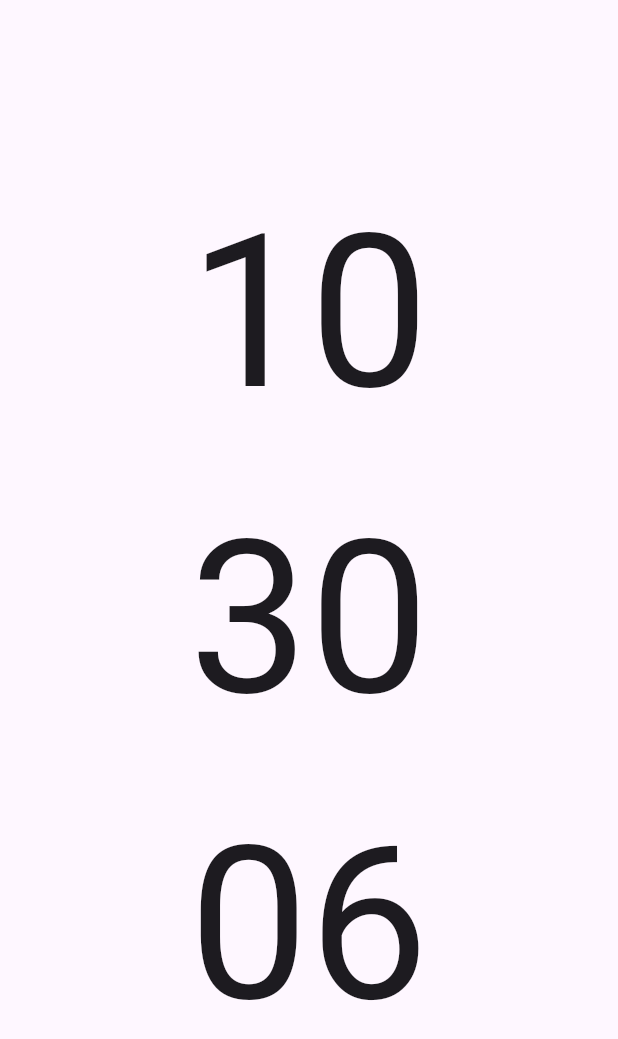
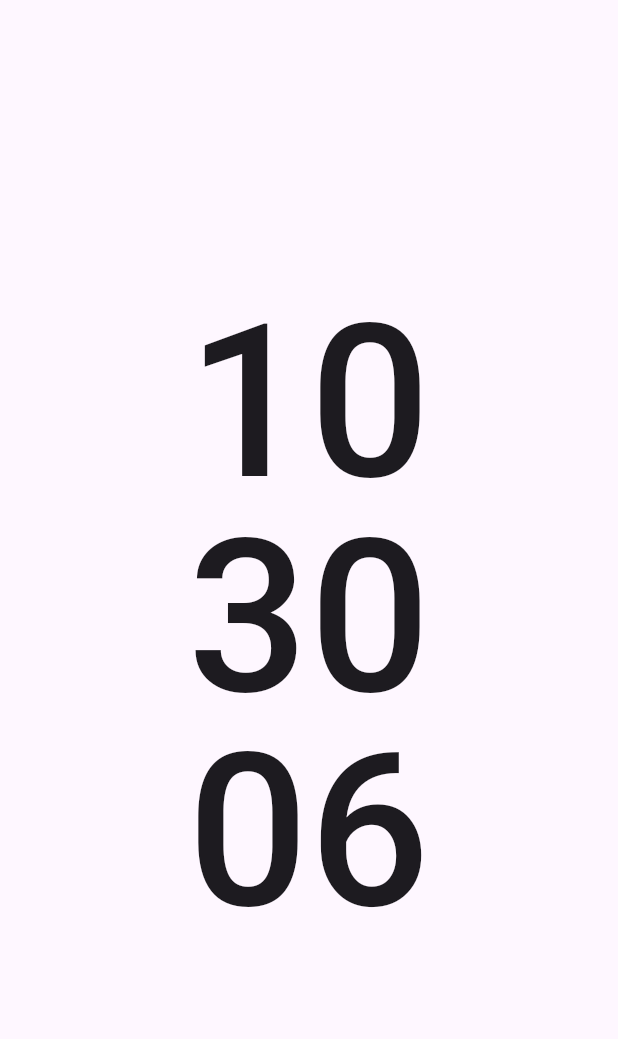
Before and after one commit to anoochit/simply_flipclock, a Flutter app: the screen it shows after launch, on a phone screen of 412 x 824 dp. Shown: the top 1039 px of the screen. Run offline on Flutter 3.47's test engine with Material 3 defaults, Android fonts, the phone set to English and light mode, and no system bars; drawn by our look-alikes of animated_flip_counter; our stand-ins replace get, wakelock_plus; missing offline and left inert: fullscreen_window.

Commit message:
update simple theme

```diff
--- a/lib/app/data/models/clock_theme.dart
+++ b/lib/app/data/models/clock_theme.dart
@@ -1,10 +1,23 @@
 // ignore_for_file: public_member_api_docs, sort_constructors_first
 import 'package:flutter/material.dart';
 
-class ClockTheme {
+abstract class ClockTheme {
   // TODO : add more theme details
   TextStyle textStyle = const TextStyle();
+
   ClockTheme(BuildContext context) {
     textStyle = Theme.of(context).textTheme.displayLarge!;
   }
+
+  TextStyle sizeM() {
+    return TextStyle(fontSize: textStyle.fontSize);
+  }
+
+  TextStyle sizeL() {
+    return TextStyle(fontSize: textStyle.fontSize! * 2);
+  }
+
+  TextStyle sizeXL() {
+    return TextStyle(fontSize: textStyle.fontSize! * 2.5);
+  }
 }
--- a/lib/app/themes/simple.dart
+++ b/lib/app/themes/simple.dart
@@ -5,17 +5,30 @@ import '../data/models/clock_theme.dart';
 class SimpleTheme extends ClockTheme {
   SimpleTheme(super.context);
 
-  // TODO : add more theme details
-
-  sizeM() {
-    return TextStyle(fontSize: textStyle.fontSize);
+  @override
+  TextStyle sizeM() {
+    return TextStyle(
+      fontSize: textStyle.fontSize,
+      fontWeight: FontWeight.w500,
+      height: 1.15,
+    );
   }
 
-  sizeL() {
-    return TextStyle(fontSize: textStyle.fontSize! * 2);
+  @override
+  TextStyle sizeL() {
+    return TextStyle(
+      fontSize: textStyle.fontSize! * 2,
+      fontWeight: FontWeight.w500,
+      height: 1.0,
+    );
   }
 
-  sizeXL() {
-    return TextStyle(fontSize: textStyle.fontSize! * 2.5);
+  @override
+  TextStyle sizeXL() {
+    return TextStyle(
+      fontSize: textStyle.fontSize! * 2.5,
+      fontWeight: FontWeight.w500,
+      height: 1.0,
+    );
   }
 }
```
